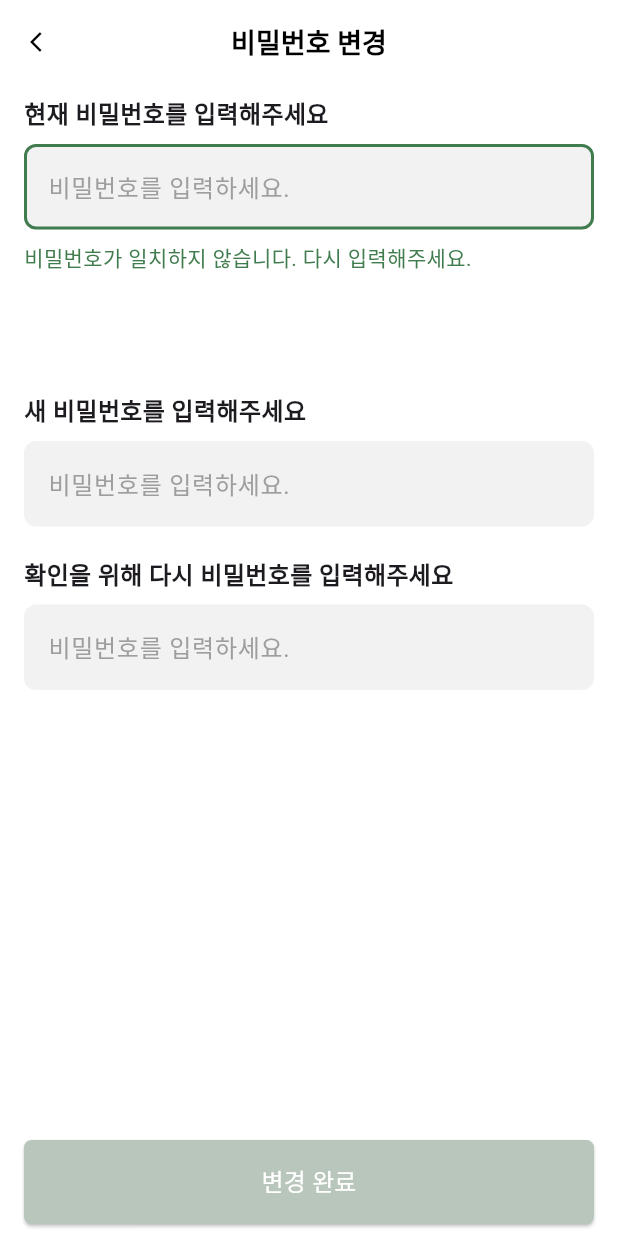
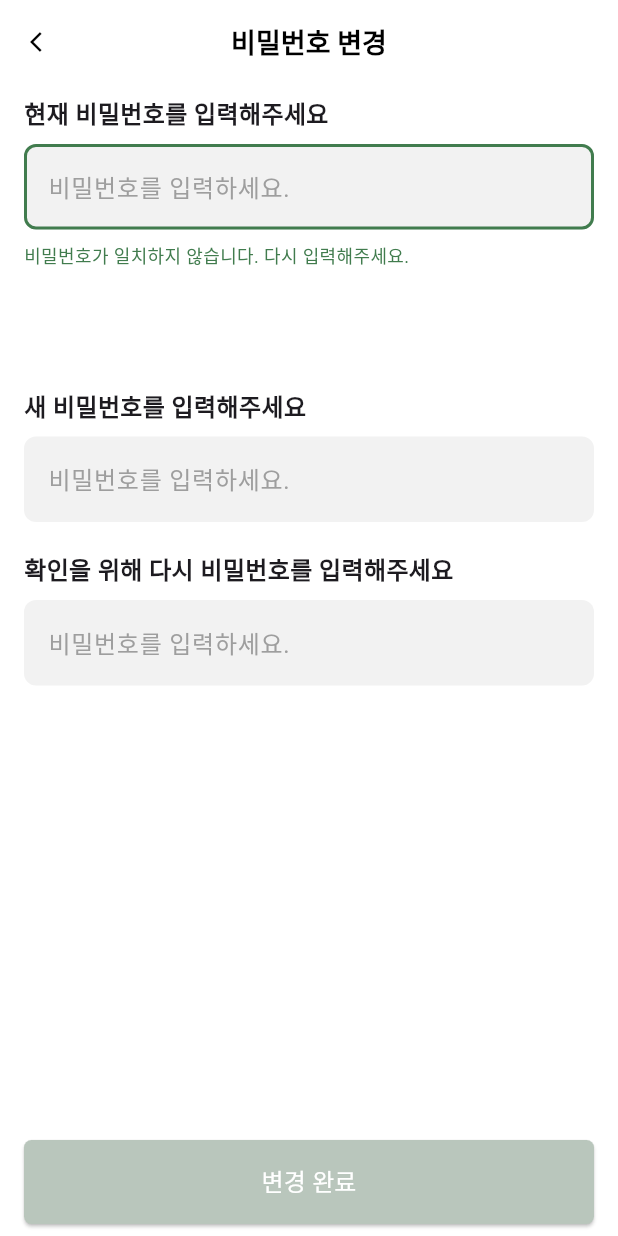
Before and after one commit to LastNyam/last_nyam_fe, a Flutter app: the PasswordChangeScreen screen opened directly, after a tap on "변경 완료", on a phone screen of 412 x 824 dp. Run offline on Flutter 3.47's test engine with Material 3 defaults, Android fonts, the phone set to English and light mode, and no system bars; our stand-ins replace dio, flutter_dotenv, flutter_secure_storage, geolocator, google_maps_flutter, image_picker; accounts and stored records are empty; network calls fail; Roboto replaces fonts that are missing (nanumBarunGothic).

Commit message:
chore: 에러메시지 폰트 크기 조절

```diff
--- a/lib/screen/my_page/login_screen.dart
+++ b/lib/screen/my_page/login_screen.dart
@@ -200,7 +200,7 @@ class _LoginScreenState extends State<LoginScreen> {
             padding: const EdgeInsets.only(top: 8.0),
             child: Text(
               errorText,
-              style: TextStyle(color: defaultColors['green'], fontSize: 14),
+              style: TextStyle(color: defaultColors['green'], fontSize: 12),
             ),
           ),
       ],
--- a/lib/screen/my_page/nickname_change_screen.dart
+++ b/lib/screen/my_page/nickname_change_screen.dart
@@ -102,7 +102,7 @@ class _NicknameChangeScreenState extends State<NicknameChangeScreen> {
                   _errorMessage!,
                   style: TextStyle(
                     color: defaultColors['green'],
-                    fontSize: 14,
+                    fontSize: 12,
                   ),
                 ),
               ],
--- a/lib/screen/my_page/password_change_screen.dart
+++ b/lib/screen/my_page/password_change_screen.dart
@@ -93,7 +93,7 @@ class _PasswordChangeScreenState extends State<PasswordChangeScreen> {
                         SizedBox(
                           width: double.infinity,
                           child: ElevatedButton(
-                            onPressed: () {
+                            onPressed: () async {
                               _validateCurrentPassword();
                               if (!_isCurrentPasswordValid) {
                                 return;
@@ -102,14 +102,24 @@ class _PasswordChangeScreenState extends State<PasswordChangeScreen> {
                               String newPassword =
                                   _newPasswordController.text.trim();
                               if (newPassword.isNotEmpty && _isValid) {
-                                // try {
-                                //   final baseUrl = dotenv.env['BASE_URL'];
-                                //   String? token = await _storage.read(key: 'authToken');
-                                //
-                                //   final response = await _dio.patch('$baseUrl/auth/password', data: {'oldPassword'})
-                                // } catch(e) {
-                                //   print('비밀번호 변경 실패');
-                                // }
+                                try {
+                                  final baseUrl = dotenv.env['BASE_URL'];
+                                  String? token =
+                                      await _storage.read(key: 'authToken');
+                                  final response = await _dio.patch(
+                                    '$baseUrl/auth/password',
+                                    data: {'oldPassword'},
+                                    options: Options(
+                                      headers: {'Athorization': 'Bearer $token'},
+                                    ),
+                                  );
+
+                                  if (response.statusCode == 200) {
+                                    Navigator.pop(context);
+                                  }
+                                } catch (e) {
+                                  print('비밀번호 변경 실패');
+                                }
                                 userState.updatePassword(newPassword);
                                 print('비밀번호 변경 완료: $newPassword');
                                 Navigator.pop(context); // 변경 후 이전 화면으로 이동
@@ -207,7 +217,7 @@ class _PasswordChangeScreenState extends State<PasswordChangeScreen> {
             padding: const EdgeInsets.only(top: 8.0),
             child: Text(
               errorText,
-              style: TextStyle(color: defaultColors['green'], fontSize: 14),
+              style: TextStyle(color: defaultColors['green'], fontSize: 12),
             ),
           ),
       ],
```
